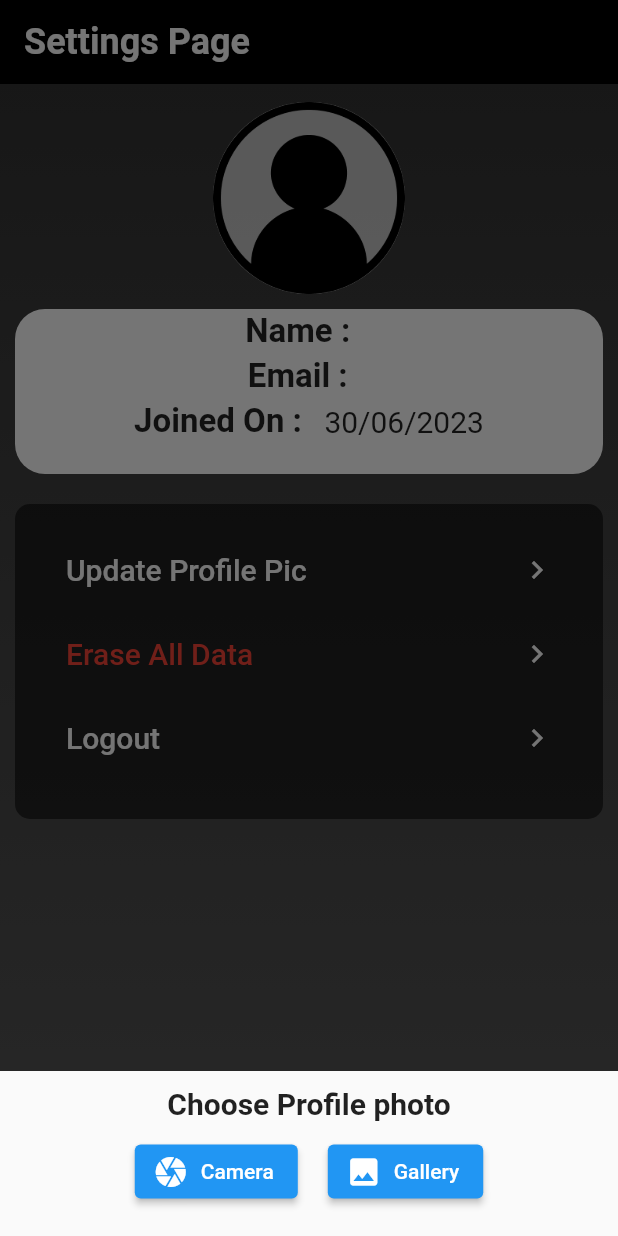
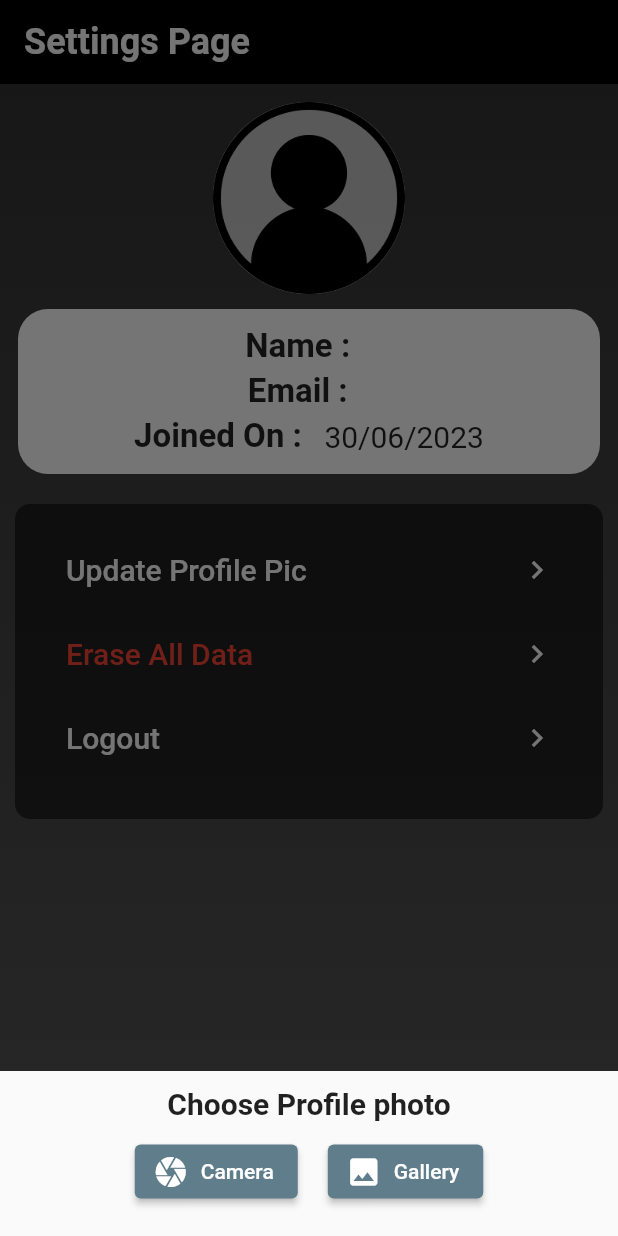
Before and after one commit to rohan2411mitra/Track-Expenses-Project, a Flutter app: the screen it shows once a user with an empty profile is signed in, item 4 of the bottom bar chosen, after a tap on "Update Profile Pic", on a phone screen of 412 x 824 dp. Run offline on Flutter 3.47's test engine with Material 2 defaults, Android fonts, the phone set to English and light mode, and no system bars; our stand-ins replace cloud_firestore, email_validator, firebase_auth, firebase_core, firebase_storage, image_picker and 1 more; accounts and stored records are empty.

Commit message:
Finished Confirmation Messages

```diff
--- a/lib/main.dart
+++ b/lib/main.dart
@@ -15,8 +15,6 @@ void main() async {
   runApp(const MyApp());
 }
 
-final navigatorKey = GlobalKey<NavigatorState>();
-
 class MyApp extends StatelessWidget {
   const MyApp({super.key});
 
@@ -24,9 +22,8 @@ class MyApp extends StatelessWidget {
   @override
   Widget build(BuildContext context) {
     return MaterialApp(
-      navigatorKey: navigatorKey,
       debugShowCheckedModeBanner: false,
-      title: 'Track Experience App',
+      title: 'Track Expenses App',
       theme: ThemeData(
         primarySwatch: Colors.blue,
       ),
@@ -34,13 +31,13 @@ class MyApp extends StatelessWidget {
           stream: FirebaseAuth.instance.authStateChanges(),
           builder: (context, snapshot) {
             if (snapshot.connectionState == ConnectionState.waiting) {
-              return Center(child: CircularProgressIndicator());
+              return const Center(child: CircularProgressIndicator());
             } else if (snapshot.hasError) {
-              return Center(child: Text("Something Went Wrong!"));
+              return const Center(child: Text("Something Went Wrong!"));
             } else if (snapshot.hasData) {
-              return HomeScreen();
+              return const HomeScreen();
             } else {
-              return SignInScreen();
+              return const SignInScreen();
             }
           }),
     );
--- a/lib/screens/Pages/settingspage.dart
+++ b/lib/screens/Pages/settingspage.dart
@@ -4,7 +4,9 @@ import 'package:firebase_auth/firebase_auth.dart';
 import 'package:flutter/material.dart';
 import 'package:image_picker/image_picker.dart';
 import 'package:intl/intl.dart';
+import 'package:track_exp/reusable_widgets/reuse.dart';
 import 'package:track_exp/screens/signin_screen.dart';
+import 'package:track_exp/utils/add_profile_image.dart';
 import '../../utils/color_utils.dart';
 
 class SettingsPage extends StatefulWidget {
@@ -129,24 +131,19 @@ class _SettingsPageState extends State<SettingsPage> {
 
                           FirebaseAuth.instance
                               .signOut()
-                              .then((value) => Navigator.pushAndRemoveUntil(
+                              .then((value) {
+                            snackBar(context, "User Logged Out Successfully", "green");
+                                Navigator.pushAndRemoveUntil(
                                     context,
                                     MaterialPageRoute(
                                         builder: (context) =>
                                             const SignInScreen()),
                                     (route) => false,
-                                  ))
+                                  );})
                               .onError((error, stackTrace) {
                             String errorMessage =
                                 error.toString().split(']').last;
-                            ScaffoldMessenger.of(context).showSnackBar(
-                              SnackBar(
-                                content: Text(errorMessage,
-                                    textAlign: TextAlign.center),
-                                duration: const Duration(seconds: 5),
-                                backgroundColor: Colors.red,
-                              ),
-                            );
+                            snackBar(context, errorMessage, "red");
                             print("Error ${error.toString()}");
                             Navigator.of(context).pop();
                           });
@@ -199,12 +196,14 @@ class _SettingsPageState extends State<SettingsPage> {
 
             final DocumentReference balanceRef =
                 FirebaseFirestore.instance.collection('users').doc(user.uid);
-            balanceRef.update({
+            await balanceRef.update({
               'Income': 0,
               'Expense': 0,
+            }).then((value) {
+              snackBar(context, "User Transactions Data Erased!", "green");
             });
 
-            Navigator.of(context).pop();
+            if (context.mounted) Navigator.of(context).pop();
           },
         ),
       ],
@@ -232,12 +231,20 @@ class _SettingsPageState extends State<SettingsPage> {
             const SizedBox(
               height: 2,
             ),
-            _imageFile==null ?
+            _imageFile==null ?(
+            user.photoURL==null ?
                 CircleAvatar(
                   radius: 64,
                   backgroundColor: Colors.white70,
                   child: Image.asset("assets/images/Person.png"),
                 ) :
+            CircleAvatar(
+              radius: 64,
+              backgroundColor: Colors.white70,
+              backgroundImage: NetworkImage(user.photoURL!),
+            )
+            )
+             :
                 CircleAvatar(
                   radius: 64,
                   backgroundColor: Colors.white70,
@@ -247,10 +254,13 @@ class _SettingsPageState extends State<SettingsPage> {
               height: 10,
             ),
             Container(
-              margin: const EdgeInsets.symmetric(horizontal: 10),
+              margin: const EdgeInsets.symmetric(horizontal: 12),
               height: 110,
+              width: double.infinity,
               decoration: BoxDecoration(
                   borderRadius: BorderRadius.circular(20), color: Colors.white),
+              child: FittedBox(
+                fit: BoxFit.scaleDown,
                 child: Column(
                   children: [
                     Padding(
@@ -318,6 +328,7 @@ class _SettingsPageState extends State<SettingsPage> {
                     )
                   ],
                 ),
+              ),
             )
           ]);
         } else {
@@ -333,37 +344,43 @@ class _SettingsPageState extends State<SettingsPage> {
     return Container(
       height: 90.0,
       width: MediaQuery.of(context).size.width,
-      margin: EdgeInsets.symmetric(
+      margin: const EdgeInsets.symmetric(
         horizontal: 20,
         vertical: 10,
       ),
       child: Column(
         children: <Widget>[
-          Text(
+          const Text(
             "Choose Profile photo",
             style: TextStyle(
               fontSize: 20.0,
               fontWeight: FontWeight.w700,
             ),
           ),
-          SizedBox(
+          const SizedBox(
             height: 10,
           ),
           Row(mainAxisAlignment: MainAxisAlignment.center, children: <Widget>[
             ElevatedButton.icon(
-              icon: Icon(Icons.camera),
+              icon: const Icon(Icons.camera),
               onPressed: () {
                 takePhoto(ImageSource.camera);
               },
-              label: Text("Camera"),
+              label: const Text("Camera"),
+              style: ButtonStyle(
+                backgroundColor: MaterialStateProperty.all<Color>(Colors.blueGrey),
+              ),
             ),
             const SizedBox(width: 20),
             ElevatedButton.icon(
-              icon: Icon(Icons.image),
+              icon: const Icon(Icons.image),
               onPressed: () {
                 takePhoto(ImageSource.gallery);
               },
-              label: Text("Gallery"),
+              label: const Text("Gallery"),
+              style: ButtonStyle(
+                backgroundColor: MaterialStateProperty.all<Color>(Colors.blueGrey),
+              ),
             ),
           ])
         ],
@@ -372,12 +389,26 @@ class _SettingsPageState extends State<SettingsPage> {
   }
 
   void takePhoto(ImageSource source) async {
+    showDialog(
+        context: context,
+        barrierDismissible: false,
+        builder: (context) =>
+        const Center(child: CircularProgressIndicator()));
+
     final pickedFile = await _picker.pickImage(
       source: source,
     );
+
     setState(() {
       _imageFile = pickedFile;
     });
+
+    if (pickedFile != null){
+      await StoreData().saveData(file: File(pickedFile.path).readAsBytesSync());
+    }
+    // navigatorKey.currentState!.popUntil((route) => route.isFirst);
+    if (context.mounted) Navigator.of(context).pop();
+    if (context.mounted) Navigator.of(context).pop();
   }
 
 }
--- a/lib/screens/signin_screen.dart
+++ b/lib/screens/signin_screen.dart
@@ -5,7 +5,6 @@ import 'package:track_exp/utils/color_utils.dart';
 import 'package:track_exp/reusable_widgets/reuse.dart';
 import 'package:track_exp/screens/signup_screen.dart';
 import 'package:track_exp/screens/home_screen.dart';
-import 'package:track_exp/main.dart';
 
 class SignInScreen extends StatefulWidget {
   const SignInScreen({Key? key}) : super(key: key);
@@ -43,15 +42,15 @@ class _SignInScreenState extends State<SignInScreen> {
                   children: <Widget>[
                     logoWidget("assets/images/Person.png"),
                     const SizedBox(
-                      height: 5,
+                      height: 10,
                     ),
-                    const Text('Welcome Back!',
+                    const Text('Login And Connect',
                         style: TextStyle(
                             fontWeight: FontWeight.bold,
                             fontSize: 32,
                             color: Colors.white)),
                     const SizedBox(
-                      height: 30,
+                      height: 28,
                     ),
                     reusableTextField("Enter Email", Icons.person_outline,
                         false, _emailTextController),
@@ -78,23 +77,16 @@ class _SignInScreenState extends State<SignInScreen> {
                               email: _emailTextController.text.trim(),
                               password: _passwordTextController.text.trim())
                           .then((value) {
+                        snackBar(context, "User Logged In Successfully!", "green");
                         Navigator.push(
                             context,
                             MaterialPageRoute(
                                 builder: (context) => const HomeScreen()));
                       }).onError((error, stackTrace) {
                         String errorMessage = error.toString().split(']').last;
-                        ScaffoldMessenger.of(context).showSnackBar(
-                          SnackBar(
-                            content:
-                                Text(errorMessage, textAlign: TextAlign.center),
-                            duration: const Duration(seconds: 5),
-                            backgroundColor: Colors.red,
-                          ),
-                        );
+                        snackBar(context, errorMessage, "red");
                         print("Error ${error.toString()}");
-                        navigatorKey.currentState!
-                            .popUntil((route) => route.isFirst);
+                        Navigator.of(context).popUntil((route) => route.isFirst);
                       });
                     }),
                     GestureDetector(
```
Also changed, not shown: lib/reusable_widgets/reuse.dart (+21 -6 lines), lib/screens/Pages/addtransactions.dart (+16 -3 lines), lib/screens/forgot_password.dart (+7 -15 lines), lib/screens/signup_screen.dart (+3 -11 lines), lib/utils/add_profile_image.dart (added, +31 -0 lines), pubspec.lock. Lines whose indentation alone changed are shown as unchanged.
